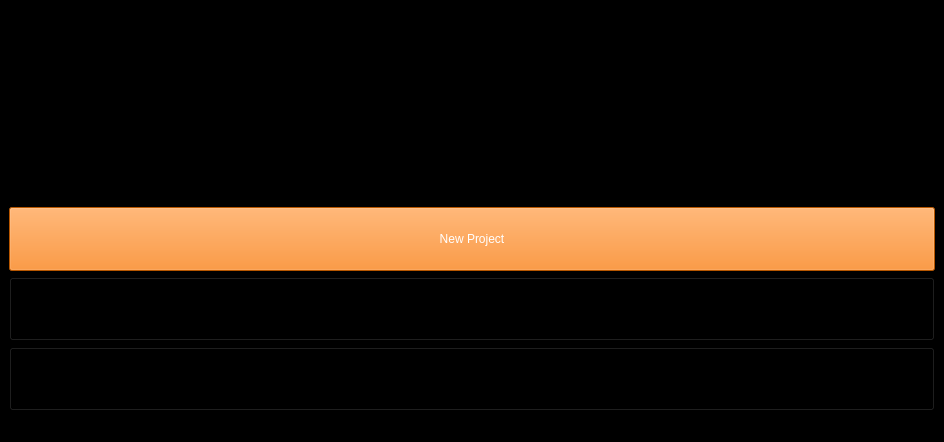
Rohith-04/BitFlip, file mainwindow.ui: the form before one commit.
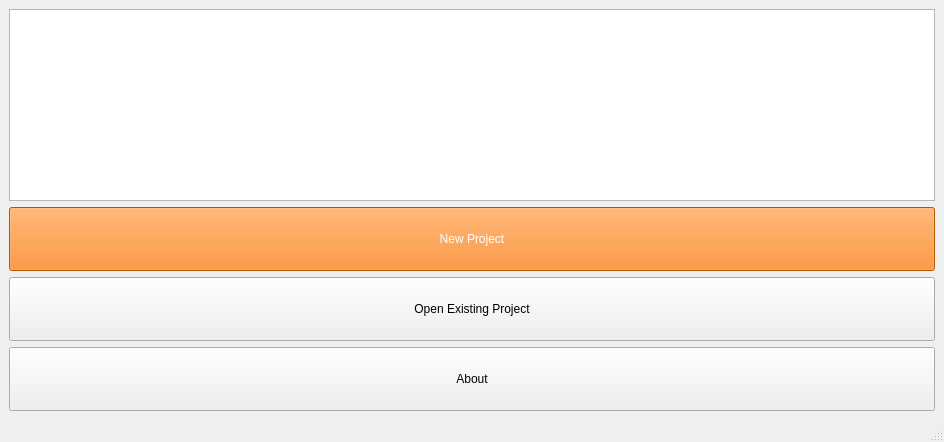
The form after the commit. Icons and pictures are not drawn.

```diff
--- a/mainwindow.ui
+++ b/mainwindow.ui
@@ -41,7 +41,7 @@
    <iconset theme="QIcon::ThemeIcon::Computer"/>
   </property>
   <property name="styleSheet">
-   <string notr="true">background-color: rgb(0, 0, 0)</string>
+   <string notr="true"/>
   </property>
   <widget class="QWidget" name="centralwidget">
    <layout class="QVBoxLayout" name="verticalLayout">
```
